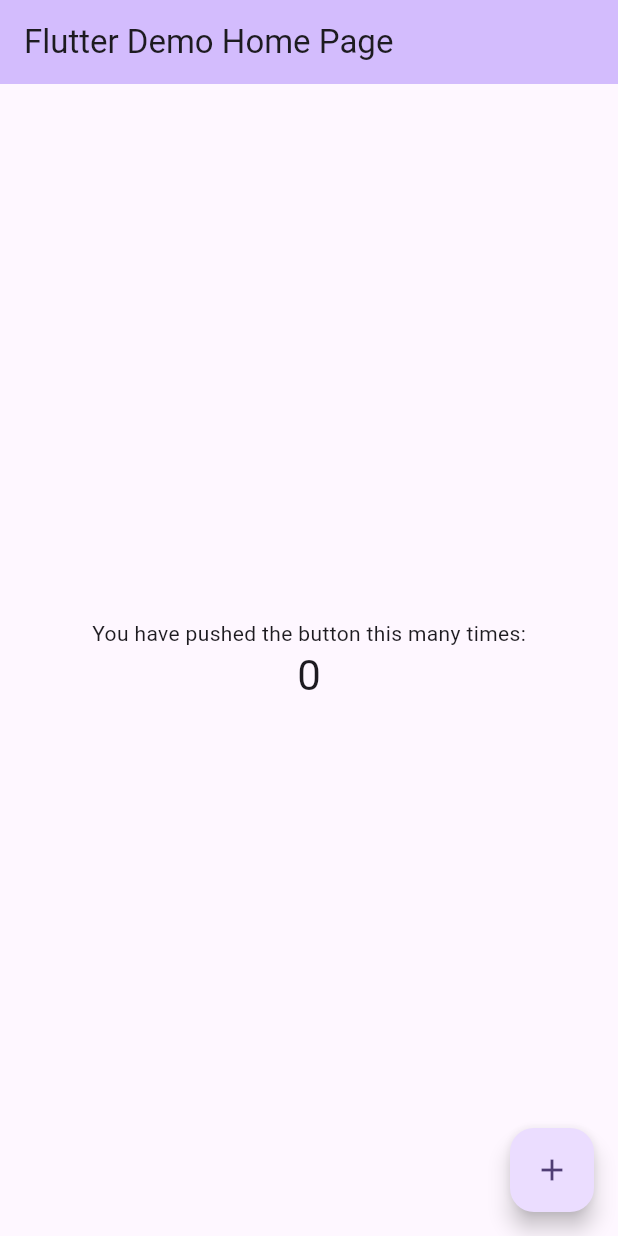
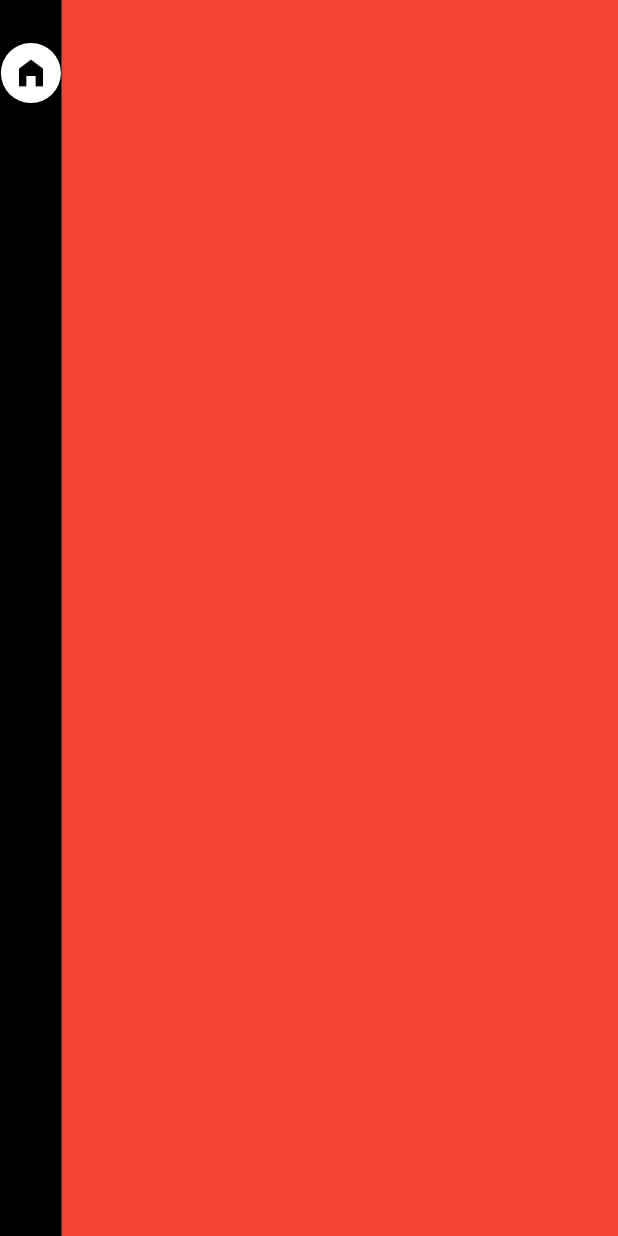
Before and after one commit to DarienRomero/TVFlutterApp, a Flutter app: the screen it shows after launch, on a phone screen of 412 x 824 dp. Run offline on Flutter 3.47's test engine with Material 3 defaults, Android fonts, the light colour scheme and no system bars.

Commit message:
feat: sidebar icon

```diff
--- a/lib/main.dart
+++ b/lib/main.dart
@@ -1,125 +1,16 @@
 import 'package:flutter/material.dart';
+import 'package:tv_flutter_app/pages/home_page.dart';
 
-void main() {
-  runApp(const MyApp());
-}
+void main() => runApp(const MyApp());
 
 class MyApp extends StatelessWidget {
   const MyApp({super.key});
 
-  // This widget is the root of your application.
   @override
   Widget build(BuildContext context) {
-    return MaterialApp(
-      title: 'Flutter Demo',
-      theme: ThemeData(
-        // This is the theme of your application.
-        //
-        // TRY THIS: Try running your application with "flutter run". You'll see
-        // the application has a purple toolbar. Then, without quitting the app,
-        // try changing the seedColor in the colorScheme below to Colors.green
-        // and then invoke "hot reload" (save your changes or press the "hot
-        // reload" button in a Flutter-supported IDE, or press "r" if you used
-        // the command line to start the app).
-        //
-        // Notice that the counter didn't reset back to zero; the application
-        // state is not lost during the reload. To reset the state, use hot
-        // restart instead.
-        //
-        // This works for code too, not just values: Most code changes can be
-        // tested with just a hot reload.
-        colorScheme: ColorScheme.fromSeed(seedColor: Colors.deepPurple),
-        useMaterial3: true,
-      ),
-      home: const MyHomePage(title: 'Flutter Demo Home Page'),
+    return const MaterialApp(
+      title: 'Material App',
+      home: HomePage()
     );
   }
 }
-
-class MyHomePage extends StatefulWidget {
-  const MyHomePage({super.key, required this.title});
-
-  // This widget is the home page of your application. It is stateful, meaning
-  // that it has a State object (defined below) that contains fields that affect
-  // how it looks.
-
-  // This class is the configuration for the state. It holds the values (in this
-  // case the title) provided by the parent (in this case the App widget) and
-  // used by the build method of the State. Fields in a Widget subclass are
-  // always marked "final".
-
-  final String title;
-
-  @override
-  State<MyHomePage> createState() => _MyHomePageState();
-}
-
-class _MyHomePageState extends State<MyHomePage> {
-  int _counter = 0;
-
-  void _incrementCounter() {
-    setState(() {
-      // This call to setState tells the Flutter framework that something has
-      // changed in this State, which causes it to rerun the build method below
-      // so that the display can reflect the updated values. If we changed
-      // _counter without calling setState(), then the build method would not be
-      // called again, and so nothing would appear to happen.
-      _counter++;
-    });
-  }
-
-  @override
-  Widget build(BuildContext context) {
-    // This method is rerun every time setState is called, for instance as done
-    // by the _incrementCounter method above.
-    //
-    // The Flutter framework has been optimized to make rerunning build methods
-    // fast, so that you can just rebuild anything that needs updating rather
-    // than having to individually change instances of widgets.
-    return Scaffold(
-      appBar: AppBar(
-        // TRY THIS: Try changing the color here to a specific color (to
-        // Colors.amber, perhaps?) and trigger a hot reload to see the AppBar
-        // change color while the other colors stay the same.
-        backgroundColor: Theme.of(context).colorScheme.inversePrimary,
-        // Here we take the value from the MyHomePage object that was created by
-        // the App.build method, and use it to set our appbar title.
-        title: Text(widget.title),
-      ),
-      body: Center(
-        // Center is a layout widget. It takes a single child and positions it
-        // in the middle of the parent.
-        child: Column(
-          // Column is also a layout widget. It takes a list of children and
-          // arranges them vertically. By default, it sizes itself to fit its
-          // children horizontally, and tries to be as tall as its parent.
-          //
-          // Column has various properties to control how it sizes itself and
-          // how it positions its children. Here we use mainAxisAlignment to
-          // center the children vertically; the main axis here is the vertical
-          // axis because Columns are vertical (the cross axis would be
-          // horizontal).
-          //
-          // TRY THIS: Invoke "debug painting" (choose the "Toggle Debug Paint"
-          // action in the IDE, or press "p" in the console), to see the
-          // wireframe for each widget.
-          mainAxisAlignment: MainAxisAlignment.center,
-          children: <Widget>[
-            const Text(
-              'You have pushed the button this many times:',
-            ),
-            Text(
-              '$_counter',
-              style: Theme.of(context).textTheme.headlineMedium,
-            ),
-          ],
-        ),
-      ),
-      floatingActionButton: FloatingActionButton(
-        onPressed: _incrementCounter,
-        tooltip: 'Increment',
-        child: const Icon(Icons.add),
-      ), // This trailing comma makes auto-formatting nicer for build methods.
-    );
-  }
-}
--- /dev/null
+++ b/lib/pages/home_page.dart
@@ -0,0 +1,34 @@
+import 'package:flutter/material.dart';
+import 'package:tv_flutter_app/utils/utils.dart';
+import 'package:tv_flutter_app/widgets/sidebar_icon.dart';
+import 'package:tv_flutter_app/widgets/v_spacing.dart';
+
+class HomePage extends StatelessWidget {
+  const HomePage({super.key});
+
+  @override
+  Widget build(BuildContext context) {
+    return Scaffold(
+      body: Row(
+        children: [
+          Container(
+            width: mqWidth(context, 10),
+            height: mqHeigth(context, 100),
+            color: Colors.black,
+            child: const Column(
+              children: [
+                VSpacing(3),
+                SidebarIcon(focused: true),
+              ],
+            ),
+          ),
+          Container(
+            width: mqWidth(context, 90),
+            height: mqHeigth(context, 100),
+            color: Colors.red,
+          ),
+        ],
+      ),
+    );
+  }
+}
--- /dev/null
+++ b/lib/utils/utils.dart
@@ -0,0 +1,8 @@
+import 'package:flutter/material.dart';
+
+double mqHeigth(BuildContext context, double percentage){
+  return MediaQuery.of(context).size.height * (percentage/100);
+}
+double mqWidth(BuildContext context, double percentage){
+  return MediaQuery.of(context).size.width * (percentage/100);
+}
--- /dev/null
+++ b/lib/widgets/h_spacing.dart
@@ -0,0 +1,13 @@
+import 'package:flutter/material.dart';
+import 'package:tv_flutter_app/utils/utils.dart';
+
+class HSpacing extends StatelessWidget {
+  final double percentage;
+  const HSpacing(this.percentage, {super.key});
+  @override
+  Widget build(BuildContext context) {
+    return Container(
+      width: mqWidth(context, percentage),
+    );
+  }
+}
--- /dev/null
+++ b/lib/widgets/sidebar_icon.dart
@@ -0,0 +1,28 @@
+import 'package:flutter/material.dart';
+
+class SidebarIcon extends StatelessWidget {
+  final bool focused;
+  const SidebarIcon({
+    super.key,
+    required this.focused
+  });
+
+  @override
+  Widget build(BuildContext context) {
+    return IconButton(
+      style: ButtonStyle(
+        backgroundColor: WidgetStateProperty.resolveWith((states) {
+          if(focused){
+            return Colors.white;
+          }else{
+            return const Color(0x00000000);
+          }
+        }),
+      ),
+      onPressed: (){
+        print("Clicked");
+      },
+      icon: Icon(Icons.home_filled, color: focused ? Colors.black : Colors.white.withOpacity(0.6) ,)
+    );
+  }
+}
--- /dev/null
+++ b/lib/widgets/v_spacing.dart
@@ -0,0 +1,13 @@
+import 'package:flutter/material.dart';
+import 'package:tv_flutter_app/utils/utils.dart';
+
+class VSpacing extends StatelessWidget {
+  final double percentage;
+  const VSpacing(this.percentage, {super.key});
+  @override
+  Widget build(BuildContext context) {
+    return Container(
+      height: mqHeigth(context, percentage),
+    );
+  }
+}
```
Also changed, not shown: lib/pages/player_page.dart (added).
